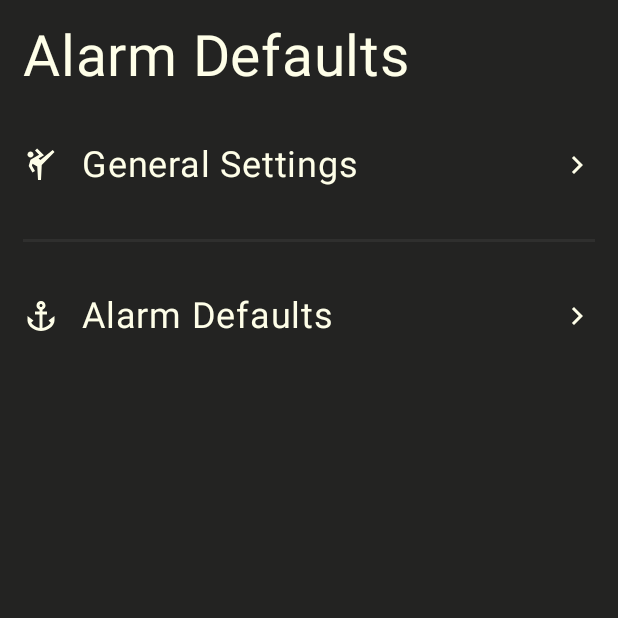
After one commit to Joe-Beaulieu-Dev/maritime-alarm, an Android app built with Jetpack Compose: the AlarmDefaultsScreen screen opened through its navigation route, on a phone screen of 412 x 824 dp, the top half of it. The commit adds this screen. Run offline under Robolectric (Android 15) with nearby library versions, the phone set to English and light mode, and no system bars; our stand-ins replace Room's generated code.

Commit message:
Add placeholder Alarm Defaults screen. Add multi-level navigation.

```diff
--- a/app/src/main/java/com/example/alarmscratch/ui/alarmlist/composable/AlarmApp.kt
+++ b/app/src/main/java/com/example/alarmscratch/ui/alarmlist/composable/AlarmApp.kt
@@ -1,9 +1,25 @@
 package com.example.alarmscratch.ui.alarmlist.composable
 
 import androidx.compose.runtime.Composable
+import androidx.navigation.compose.NavHost
+import androidx.navigation.compose.composable
+import androidx.navigation.compose.rememberNavController
+import com.example.alarmscratch.ui.navigation.Destination
 import com.example.alarmscratch.ui.navigation.NavigableScreen
+import com.example.alarmscratch.ui.settings.AlarmDefaultsScreen
 
 @Composable
 fun AlarmApp() {
-    NavigableScreen()
+    val navHostController = rememberNavController()
+    NavHost(
+        navController = navHostController,
+        startDestination = Destination.NavigableScreen.route
+    ) {
+        composable(route = Destination.NavigableScreen.route) {
+            NavigableScreen(rootNavHostController = navHostController)
+        }
+        composable(route = Destination.AlarmDefaultSettings.route) {
+            AlarmDefaultsScreen()
+        }
+    }
 }
--- a/app/src/main/java/com/example/alarmscratch/ui/navigation/AlarmNavHost.kt
+++ b/app/src/main/java/com/example/alarmscratch/ui/navigation/AlarmNavHost.kt
@@ -10,11 +10,12 @@ import com.example.alarmscratch.ui.settings.SettingsScreen
 
 @Composable
 fun AlarmNavHost(
-    navHostController: NavHostController,
+    localNavHostController: NavHostController,
+    rootNavHostController: NavHostController,
     modifier: Modifier = Modifier
 ) {
     NavHost(
-        navController = navHostController,
+        navController = localNavHostController,
         startDestination = Destination.AlarmList.route,
         modifier = modifier
     ) {
@@ -22,7 +23,7 @@ fun AlarmNavHost(
             AlarmListScreen()
         }
         composable(route = Destination.Settings.route) {
-            SettingsScreen()
+            SettingsScreen(navHostController = rootNavHostController)
         }
     }
 }
--- a/app/src/main/java/com/example/alarmscratch/ui/navigation/Destination.kt
+++ b/app/src/main/java/com/example/alarmscratch/ui/navigation/Destination.kt
@@ -10,6 +10,11 @@ sealed class Destination(
     val route: String,
     val navComponent: AlarmNavComponent?
 ) {
+    object NavigableScreen : Destination(
+        route = "navigable_screen",
+        navComponent = null
+    )
+
     object AlarmList : Destination(
         route = "alarm_list",
         navComponent = AlarmNavComponent(
@@ -51,6 +56,7 @@ sealed class Destination(
             AlarmCreation
         )
 
+        // TODO: Might remove this. Doesn't seem needed anymore, but not removing yet.
         val Saver = run {
             val routeKey = "route"
             mapSaver(
--- a/app/src/main/java/com/example/alarmscratch/ui/navigation/NavigableScreen.kt
+++ b/app/src/main/java/com/example/alarmscratch/ui/navigation/NavigableScreen.kt
@@ -37,6 +37,7 @@ import kotlinx.coroutines.launch
 
 @Composable
 fun NavigableScreen(
+    rootNavHostController: NavHostController,
     navigableScreenViewModel: NavigableScreenViewModel = viewModel(factory = NavigableScreenViewModel.Factory)
 ) {
     // State
@@ -50,17 +51,18 @@ fun NavigableScreen(
     }
 
     // Navigation
-    val navHostController = rememberNavController()
+    val localNavHostController = rememberNavController()
 
     // Navigable Screen wrapping an Internal Screen
     NavigableScreenContent(
-        navHostController = navHostController,
+        localNavHostController = localNavHostController,
         alarmListState = alarmListState,
         onFabClicked = tempOnFabClicked
     ) {
         // Nested Internal Screen
         AlarmNavHost(
-            navHostController = navHostController,
+            localNavHostController = localNavHostController,
+            rootNavHostController = rootNavHostController,
             modifier = Modifier.padding(20.dp)
         )
     }
@@ -68,13 +70,13 @@ fun NavigableScreen(
 
 @Composable
 fun NavigableScreenContent(
-    navHostController: NavHostController,
+    localNavHostController: NavHostController,
     alarmListState: AlarmListState,
     onFabClicked: (Alarm) -> Unit,
     internalScreen: @Composable () -> Unit
 ) {
     // Navigation
-    val currentBackStackEntry by navHostController.currentBackStackEntryAsState()
+    val currentBackStackEntry by localNavHostController.currentBackStackEntryAsState()
     val selectedDestination = Destination.ALL_DESTINATIONS.find { destination ->
         destination.route == currentBackStackEntry?.destination?.route
     } ?: Destination.AlarmList
@@ -118,7 +120,7 @@ fun NavigableScreenContent(
             // Navigation Bar
             VolcanoNavigationBar(
                 selectedDestination = selectedDestination.route,
-                onDestinationChange = { navHostController.navigateSingleTop(it.route) },
+                onDestinationChange = { localNavHostController.navigateSingleTop(it.route) },
                 modifier = Modifier.fillMaxWidth()
             )
         }
@@ -132,7 +134,7 @@ private fun NavigableScreenAlarmListPreview() {
         val alarmList = AlarmListState.Success(alarmList = alarmSampleDataHardCodedIds)
 
         NavigableScreenContent(
-            navHostController = rememberNavController(),
+            localNavHostController = rememberNavController(),
             alarmListState = alarmList,
             onFabClicked = {}
         ) {
@@ -153,7 +155,7 @@ private fun NavigableScreenAlarmListNoAlarmsPreview() {
         val alarmList = AlarmListState.Success(alarmList = emptyList())
 
         NavigableScreenContent(
-            navHostController = rememberNavController(),
+            localNavHostController = rememberNavController(),
             alarmListState = alarmList,
             onFabClicked = {}
         ) {
@@ -171,12 +173,17 @@ private fun NavigableScreenAlarmListNoAlarmsPreview() {
 @Composable
 private fun NavigableScreenSettingsPreview() {
     AlarmScratchTheme {
+        val navHostController = rememberNavController()
+
         NavigableScreenContent(
-            navHostController = rememberNavController(),
+            localNavHostController = navHostController,
             alarmListState = AlarmListState.Success(alarmList = alarmSampleDataHardCodedIds),
             onFabClicked = {}
         ) {
-            SettingsScreen(modifier = Modifier.padding(20.dp))
+            SettingsScreen(
+                navHostController = navHostController,
+                modifier = Modifier.padding(20.dp)
+            )
         }
     }
 }
--- /dev/null
+++ b/app/src/main/java/com/example/alarmscratch/ui/settings/AlarmDefaultsScreen.kt
@@ -0,0 +1,40 @@
+package com.example.alarmscratch.ui.settings
+
+import androidx.compose.foundation.layout.Column
+import androidx.compose.foundation.layout.fillMaxSize
+import androidx.compose.foundation.layout.padding
+import androidx.compose.material.icons.Icons
+import androidx.compose.material.icons.filled.Anchor
+import androidx.compose.material.icons.filled.SportsMartialArts
+import androidx.compose.material3.HorizontalDivider
+import androidx.compose.material3.Surface
+import androidx.compose.material3.Text
+import androidx.compose.runtime.Composable
+import androidx.compose.ui.Modifier
+import androidx.compose.ui.tooling.preview.Preview
+import androidx.compose.ui.unit.dp
+import androidx.compose.ui.unit.sp
+import com.example.alarmscratch.R
+import com.example.alarmscratch.ui.theme.AlarmScratchTheme
+import com.example.alarmscratch.ui.theme.MediumVolcanicRock
+
+@Composable
+fun AlarmDefaultsScreen(modifier: Modifier = Modifier) {
+    // TODO: Temporary code
+    Surface(modifier = modifier.fillMaxSize()) {
+        Column {
+            Text(text = "Alarm Defaults", fontSize = 38.sp, modifier = Modifier.padding(start = 15.dp, top = 15.dp))
+            SettingsComponent(icon = Icons.Default.SportsMartialArts, nameRes = R.string.settings_general, onClick = {})
+            HorizontalDivider(thickness = 2.dp, color = MediumVolcanicRock, modifier = Modifier.padding(horizontal = 15.dp))
+            SettingsComponent(icon = Icons.Default.Anchor, nameRes = R.string.settings_alarm_defaults, onClick = {})
+        }
+    }
+}
+
+@Preview
+@Composable
+private fun AlarmDefaultScreenPreview() {
+    AlarmScratchTheme {
+        AlarmDefaultsScreen()
+    }
+}
```
Also changed, not shown: app/src/main/java/com/example/alarmscratch/ui/settings/SettingsScreen.kt (+22 -5 lines).
